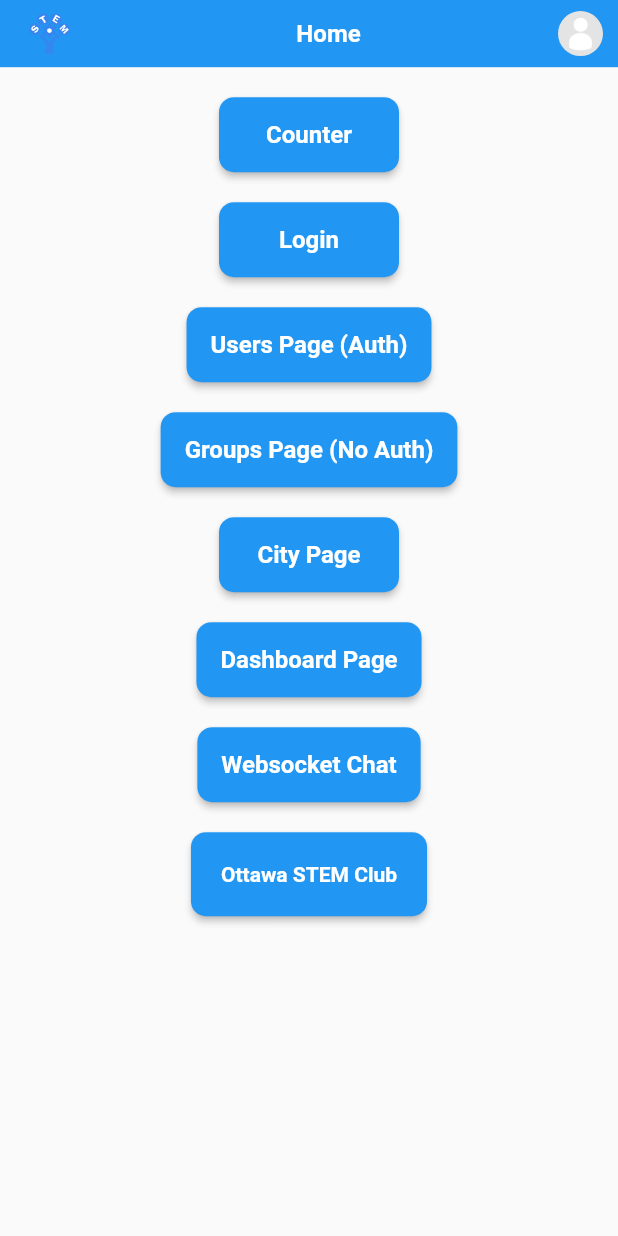
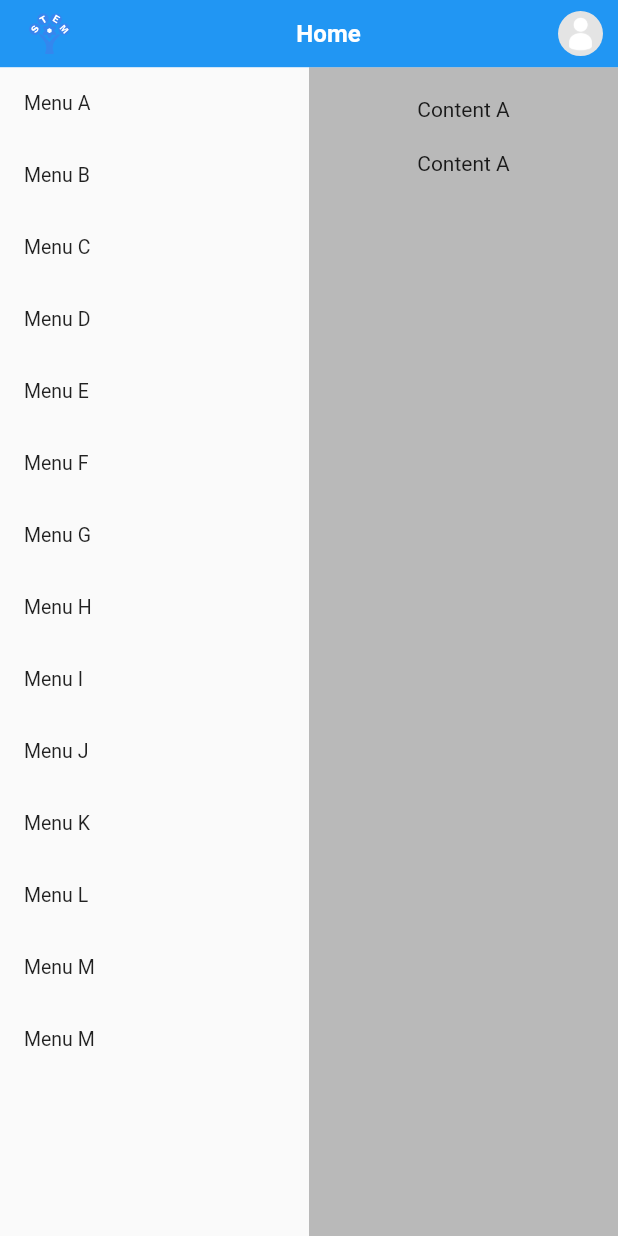
Before and after one commit to OttawaSTEM/flutter_admin, a Flutter app: the screen it shows after launch, on a phone screen of 412 x 824 dp. Run offline on Flutter 3.47's test engine with Material 3 defaults, Android fonts, the phone set to English and light mode, and no system bars; our stand-ins replace flutter_dotenv, flutter_svg, get, get_storage, google_fonts, google_sign_in and 1 more.

```diff
--- a/lib/pages/account/signin/controller/auth_controller.dart
+++ b/lib/pages/account/signin/controller/auth_controller.dart
@@ -41,7 +41,7 @@ class AuthController extends GetxController {
         // Login succeed, get token
         storage.write("token", data['key']);
         authStatus.value = true;
-        Get.to(() => HomePage());
+        Get.to(() => const HomePage());
         snackbarMsg(
           title: 'Login'.tr,
           message: 'Login succeed.'.tr,
@@ -79,7 +79,7 @@ class AuthController extends GetxController {
         );
       } else if (data['detail'] == 'Password reset e-mail has been sent.') {
         // Password reset succeed
-        Get.to(() => HomePage());
+        Get.to(() => const HomePage());
         snackbarMsg(
           title: 'Password Reset'.tr,
           message: 'Password reset e-mail has been sent.'.tr,
@@ -91,7 +91,7 @@ class AuthController extends GetxController {
         );
       } else if (data['detail'] == 'Verification e-mail sent.') {
         // Registration succeed
-        Get.to(() => HomePage());
+        Get.to(() => const HomePage());
         snackbarMsg(
           title: 'Sig up'.tr,
           message: ('Succeed.'.tr) + (' ') + ('Verification e-mail sent.'.tr),
--- a/lib/pages/groups/controller/groups_controller.dart
+++ b/lib/pages/groups/controller/groups_controller.dart
@@ -40,7 +40,7 @@ class GroupsController extends GetxController {
           size: 40,
         ),
       );
-      Get.to(() => HomePage());
+      Get.to(() => const HomePage());
     }
   }
 }
--- a/lib/pages/home/ui/home.dart
+++ b/lib/pages/home/ui/home.dart
@@ -1,178 +1,125 @@
 import 'package:flutter/material.dart';
 import 'package:get/get.dart';
-import 'package:google_fonts/google_fonts.dart';
+// import 'package:google_fonts/google_fonts.dart';
+// import 'package:provider/provider.dart';
 
-import '../../drawer/controller/drawer_controller.dart';
-import '../../drawer/ui/drawer_ui.dart';
-import '../../../widgets/custom_button.dart';
+// import '../../drawer/controller/drawer_controller.dart';
+// import '../../drawer/ui/drawer_ui.dart';
+// import '../../../widgets/custom_button.dart';
 import '../../../widgets/app_bar.dart';
 
 class HomePage extends StatelessWidget {
-  HomePage({super.key});
-  final GlobalKey<ScaffoldState> _scaffoldKey = GlobalKey<ScaffoldState>();
-  final SideDrawerController controller = Get.put(SideDrawerController());
+  const HomePage({super.key});
+  // final GlobalKey<ScaffoldState> _scaffoldKey = GlobalKey<ScaffoldState>();
+  // final SideDrawerController controller = Get.put(SideDrawerController());
 
   @override
   Widget build(BuildContext context) {
+    // var screenSize = MediaQuery.of(context).size;
+    // double width = screenSize.width;
+    // double height = screenSize.height;
+
     return Scaffold(
-      key: _scaffoldKey,
+      // key: _scaffoldKey,
+      // key: context.read<MenuAppController>().scaffoldKey,
       appBar: AppBarWidget(
         title: 'Home'.tr,
       ),
-      drawer: NavDrawer(),
-      body: SingleChildScrollView(
-        child: Column(
-          children: [
-            const SizedBox(height: 20),
-            SizedBox(
-              height: 50,
-              child: (Center(
-                child: (ElevatedButton(
-                  style: ElevatedButton.styleFrom(minimumSize: const Size(120, 50), shape: RoundedRectangleBorder(borderRadius: BorderRadius.circular(10))),
-                  child: Text(
-                    'Counter'.tr,
-                    style: GoogleFonts.roboto(
-                      fontWeight: FontWeight.bold,
-                      color: Colors.white,
-                      fontSize: 16,
-                    ),
+      // drawer: const SideMenu(),
+      // key: _scaffoldKey.currentState.openDrawer(),
+      // drawer: Drawer(
+      //     child: SingleChildScrollView(
+      //         // Drawer content here
+      //         // design your own drawer menu here.
+      //         child: Container(
+      //   color: Colors.lightGreen[100],
+      //   height: MediaQuery.of(context).size.height,
+      //   width: double.infinity,
+      // ))),
+      // body: SingleChildScrollView(
+      body: Column(
+        children: <Widget>[
+          Expanded(
+            child: Row(
+              // mainAxisSize: MainAxisSize.max,
+              // crossAxisAlignment: CrossAxisAlignment.stretch,
+              children: <Widget>[
+                const Flexible(
+                  child: SideMenu(),
+                ),
+                Expanded(
+                  child: PageView(
+                    children: const <Widget>[
+                      MainContent(1),
+                      MainContent(2),
+                      MainContent(3),
+                    ],
                   ),
-                  onPressed: () {
-                    Get.toNamed("/counter");
-                  },
-                )),
-              )),
+                ),
+              ],
             ),
-            const SizedBox(height: 20),
-            SizedBox(
-              height: 50,
-              child: (Center(
-                child: (ElevatedButton(
-                  style: ElevatedButton.styleFrom(minimumSize: const Size(120, 50), shape: RoundedRectangleBorder(borderRadius: BorderRadius.circular(10))),
-                  child: Text(
-                    'Login'.tr,
-                    style: GoogleFonts.roboto(
-                      fontWeight: FontWeight.bold,
-                      color: Colors.white,
-                      fontSize: 16,
-                    ),
-                  ),
-                  onPressed: () {
-                    Get.toNamed("/signin");
-                  },
-                )),
-              )),
-            ),
-            const SizedBox(height: 20),
-            SizedBox(
-              height: 50,
-              child: (Center(
-                child: (ElevatedButton(
-                  style: ElevatedButton.styleFrom(minimumSize: const Size(120, 50), shape: RoundedRectangleBorder(borderRadius: BorderRadius.circular(10))),
-                  child: Text(
-                    'Users Page (Auth)'.tr,
-                    style: GoogleFonts.roboto(
-                      fontWeight: FontWeight.bold,
-                      color: Colors.white,
-                      fontSize: 16,
-                    ),
-                  ),
-                  onPressed: () {
-                    Get.toNamed("/users");
-                  },
-                )),
-              )),
-            ),
-            const SizedBox(height: 20),
-            SizedBox(
-              height: 50,
-              child: (Center(
-                child: (ElevatedButton(
-                  style: ElevatedButton.styleFrom(minimumSize: const Size(120, 50), shape: RoundedRectangleBorder(borderRadius: BorderRadius.circular(10))),
-                  child: Text(
-                    'Groups Page (No Auth)'.tr,
-                    style: GoogleFonts.roboto(
-                      fontWeight: FontWeight.bold,
-                      color: Colors.white,
-                      fontSize: 16,
-                    ),
-                  ),
-                  onPressed: () {
-                    Get.toNamed("/groups");
-                  },
-                )),
-              )),
-            ),
-            const SizedBox(height: 20),
-            SizedBox(
-              height: 50,
-              child: (Center(
-                child: (ElevatedButton(
-                  style: ElevatedButton.styleFrom(minimumSize: const Size(120, 50), shape: RoundedRectangleBorder(borderRadius: BorderRadius.circular(10))),
-                  child: Text(
-                    'City Page'.tr,
-                    style: GoogleFonts.roboto(
-                      fontWeight: FontWeight.bold,
-                      color: Colors.white,
-                      fontSize: 16,
-                    ),
-                  ),
-                  onPressed: () {
-                    Get.toNamed("/city");
-                  },
-                )),
-              )),
-            ),
-            const SizedBox(height: 20),
-            SizedBox(
-              height: 50,
-              child: (Center(
-                child: (ElevatedButton(
-                  style: ElevatedButton.styleFrom(minimumSize: const Size(120, 50), shape: RoundedRectangleBorder(borderRadius: BorderRadius.circular(10))),
-                  child: Text(
-                    'Dashboard Page'.tr,
-                    style: GoogleFonts.roboto(
-                      fontWeight: FontWeight.bold,
-                      color: Colors.white,
-                      fontSize: 16,
-                    ),
-                  ),
-                  onPressed: () {
-                    Get.toNamed("/dashboard");
-                  },
-                )),
-              )),
-            ),
-            const SizedBox(height: 20),
-            SizedBox(
-              height: 50,
-              child: (Center(
-                child: (ElevatedButton(
-                  style: ElevatedButton.styleFrom(minimumSize: const Size(120, 50), shape: RoundedRectangleBorder(borderRadius: BorderRadius.circular(10))),
-                  child: Text(
-                    'Websocket Chat'.tr,
-                    style: GoogleFonts.roboto(
-                      fontWeight: FontWeight.bold,
-                      color: Colors.white,
-                      fontSize: 16,
-                    ),
-                  ),
-                  onPressed: () {
-                    Get.toNamed("/chat");
-                  },
-                )),
-              )),
-            ),
-            const SizedBox(height: 20),
-            CustomButton(
-              platform: 'Ottawa STEM Club',
-              onPressed: () {
-                // Button on pressed action
-              },
-            ),
-          ],
-        ),
+          ),
+        ],
+
+        // child: Column(
+        //   children: [
+        //     const SizedBox(height: 20),
+        //     CustomButton(
+        //       platform: 'Ottawa STEM Club',
+        //       onPressed: () {
+        //         // Button on pressed action
+        //       },
+        //     ),
+        //   ],
+        // ),
       ),
     );
   }
 }
+
+class MainContent extends StatelessWidget {
+  final int indexContent;
+
+  const MainContent(this.indexContent, {super.key});
+
+  @override
+  Widget build(BuildContext context) {
+    return Container(
+      color: Colors.black26,
+      child: const Column(
+        children: <Widget>[
+          SizedBox(height: 20),
+          Text('Content A'),
+          SizedBox(height: 20),
+          Text('Content A'),
+        ],
+      ),
+    );
+  }
+}
+
+class SideMenu extends StatelessWidget {
+  const SideMenu({super.key});
+
+  @override
+  Widget build(BuildContext context) {
+    return ListView(
+      children: const <Widget>[
+        ListTile(title: Text("Menu A"), dense: true),
+        ListTile(title: Text("Menu B"), dense: true),
+        ListTile(title: Text("Menu C"), dense: true),
+        ListTile(title: Text("Menu D"), dense: true),
+        ListTile(title: Text("Menu E"), dense: true),
+        ListTile(title: Text("Menu F"), dense: true),
+        ListTile(title: Text("Menu G"), dense: true),
+        ListTile(title: Text("Menu H"), dense: true),
+        ListTile(title: Text("Menu I"), dense: true),
+        ListTile(title: Text("Menu J"), dense: true),
+        ListTile(title: Text("Menu K"), dense: true),
+        ListTile(title: Text("Menu L"), dense: true),
+        ListTile(title: Text("Menu M"), dense: true),
+        ListTile(title: Text("Menu M"), dense: true),
+      ],
+    );
+  }
+}
--- a/lib/pages/users/controller/user_controller.dart
+++ b/lib/pages/users/controller/user_controller.dart
@@ -35,7 +35,7 @@ class UserController extends GetxController {
           size: 40,
         ),
       );
-      Get.to(() => HomePage());
+      Get.to(() => const HomePage());
     }
   }
 }
--- a/lib/routes/app_routes.dart
+++ b/lib/routes/app_routes.dart
@@ -32,7 +32,7 @@ class AppPages {
   static List<GetPage> pages = [
     GetPage(
       name: AppRoutes.home,
-      page: () => HomePage(),
+      page: () => const HomePage(),
       transition: Transition.leftToRightWithFade,
       transitionDuration: const Duration(milliseconds: transitionMS),
     ),
--- a/lib/widgets/app_bar.dart
+++ b/lib/widgets/app_bar.dart
@@ -1,5 +1,5 @@
 import 'package:flutter/material.dart';
-import 'package:flutter_svg/svg.dart';
+import 'package:flutter_svg/flutter_svg.dart';
 import 'package:google_fonts/google_fonts.dart';
 
 class AppBarWidget extends StatelessWidget implements PreferredSizeWidget {
--- a/pubspec.yaml
+++ b/pubspec.yaml
@@ -43,6 +43,7 @@ dependencies:
   google_sign_in: ^6.1.4
   http: ^1.1.0
   logger: ^1.1.0
+  provider: ^6.1.1
   sleek_circular_slider: ^2.0.1
   sidebarx: ^0.16.0
   web_socket_channel: ^2.3.0
```
Also changed, not shown: lib/pages/drawer/controller/drawer_controller.dart (+6 -71 lines), lib/pages/drawer/ui/drawer_ui.dart (+83 -131 lines), pubspec.lock.
